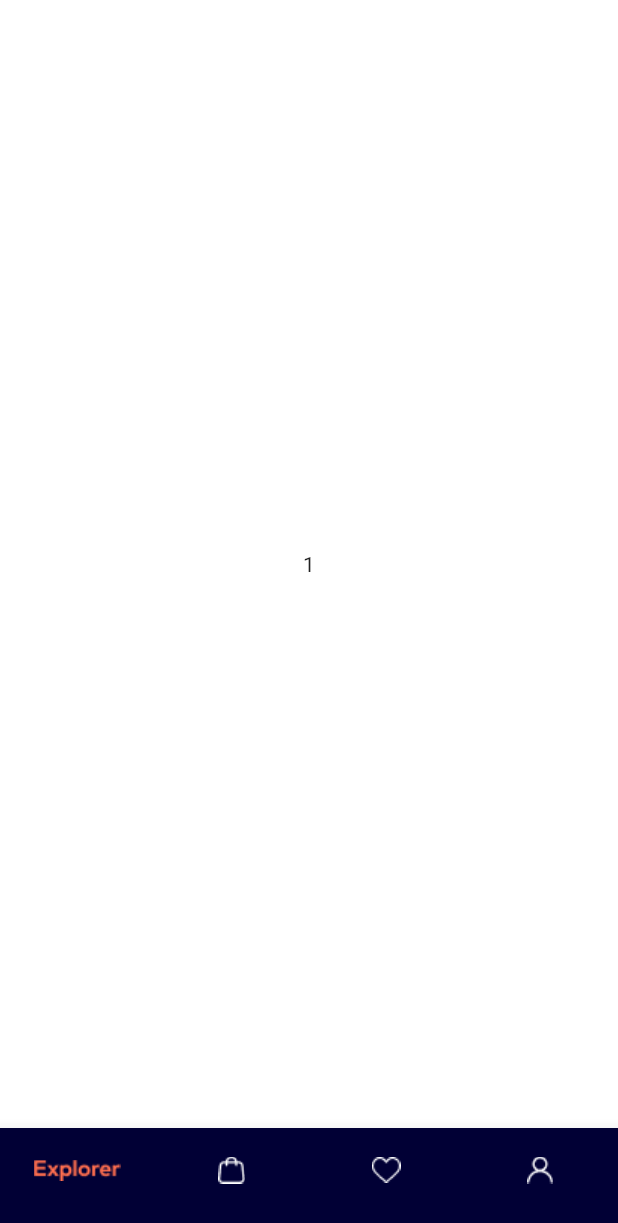
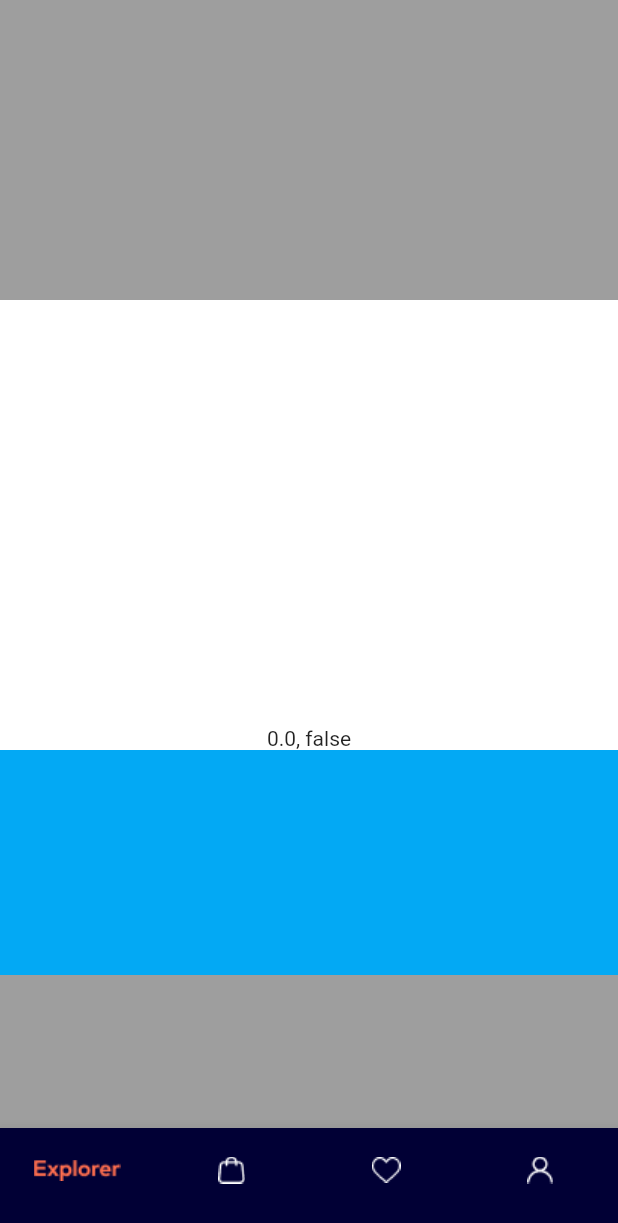
Before and after one commit to Tashakashkina/test_task_store, a Flutter app: the screen it shows after launch, on a phone screen of 412 x 824 dp. Shown: the top 1223 px of the screen. Run offline on Flutter 3.47's test engine with Material 2 defaults, Android fonts, the phone set to English and light mode, and no system bars.

Commit message:
markup for slivers&appbar widget

```diff
--- a/lib/application/ui/screens/main_tabs/main_tabs_screen.dart
+++ b/lib/application/ui/screens/main_tabs/main_tabs_screen.dart
@@ -1,7 +1,7 @@
+import 'package:e_commerce/application/ui/screens/main_tabs/schedule_widget.dart';
 import 'package:flutter/material.dart';
 import 'package:provider/provider.dart';
 import 'main_tabs_view_model.dart';
-import 'package:e_commerce/application/ui/navigation/main_navigation.dart';
 
 class MainTabsScreen extends StatelessWidget {
   const MainTabsScreen ({Key? key}) : super(key: key);
@@ -28,6 +28,7 @@ class _BodyWidget extends StatelessWidget {
   return IndexedStack(
         index: currentIndex,
         children: [
+           scheduleWidget(),
         Center(
           child: Text('1')),
           Center(
--- a/lib/application/ui/screens/main_tabs/schedule_widget.dart
+++ b/lib/application/ui/screens/main_tabs/schedule_widget.dart
@@ -1,11 +1,71 @@
 import 'package:flutter/material.dart';
 
-class Schedule_Widget extends StatelessWidget {
-  const Schedule_Widget({Key? key}) : super(key: key);
+class _SliverAppBarDelegate extends SliverPersistentHeaderDelegate{
+  final double minHeight = 80;
+  final double maxHeight = 300;
+
+  @override
+  double get minExtent => minHeight;
+
+  @override
+  double get maxExtent => maxHeight;
+
+  @override
+  Widget build (BuildContext context,
+  double shrinkOffset, bool overlapsContent)
+  {
+    return ColoredBox(color: Colors.white,
+    child: Column(
+      children: [
+        const Expanded (
+          child: SizedBox ()),
+          Text ("$shrinkOffset, $overlapsContent")],));
+  }
+
+  @override
+  bool shouldRebuild(_SliverAppBarDelegate oldDelegate){
+    return maxHeight != oldDelegate.maxHeight || minHeight != oldDelegate.minHeight;
+  }
+}
+
+class scheduleWidget extends StatelessWidget {
+  const scheduleWidget({Key? key}) : super(key: key);
 
   @override
   Widget build(BuildContext context) {
-    return  Container();
+    return SafeArea( child: CustomScrollView(
 
+      slivers: [ const _AppBarWidget(),
+        SliverPersistentHeader( // поле для иконок горизонтальных категорий (будут видны даже при скроле вниз)
+          pinned: true,
+          delegate: _SliverAppBarDelegate()
+        ),
+
+            SliverList(delegate:
+             SliverChildListDelegate([
+               Container(color: Colors.lightBlue, height: 150.0),
+               Container(color: Colors.grey, height: 150.0),
+               Container(color: Colors.pink, height: 150.0),
+               Container(color: Colors.yellowAccent, height: 150.0),
+               Container(color: Colors.grey, height: 150.0),
+               Container(color: Colors.pink, height: 150.0),
+               Container(color: Colors.blue, height: 150.0),
+               Container(color: Colors.lightGreen, height: 150.0),
+               Container(color: Colors.pink, height: 150.0),
+               Container(color: Colors.lime, height: 150.0),
+               Container(color: Colors.grey, height: 150.0),
+               Container(color: Colors.orange, height: 150.0),]),),
+      ]
+      )
+      );
+}
+}
+
+class _AppBarWidget extends StatelessWidget { // кастомный аппбар, который будет исчезать при скролинге и уступать место горизонтальным категориям
+  const _AppBarWidget({Key? key}) : super(key: key);
+
+  @override
+  Widget build(BuildContext context) {
+    return SliverToBoxAdapter(child: Container(height: 200, color: Colors.grey));
   }
 }
```
